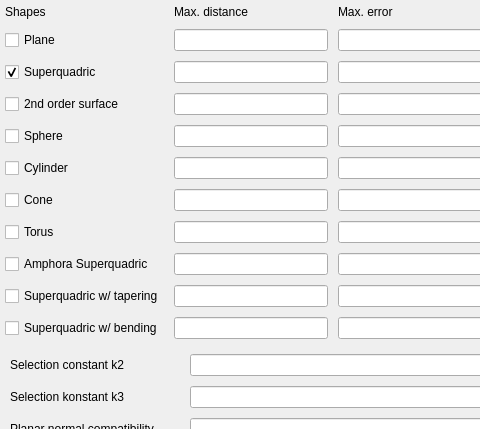
The window that ui/edit_segmentor_recover.ui (ddksr/segmentor-meshlab) describes before a commit, drawn with Qt 5; both pictures show x 0 to 480 and y 0 to 429 of the 771 by 914 pixel window.
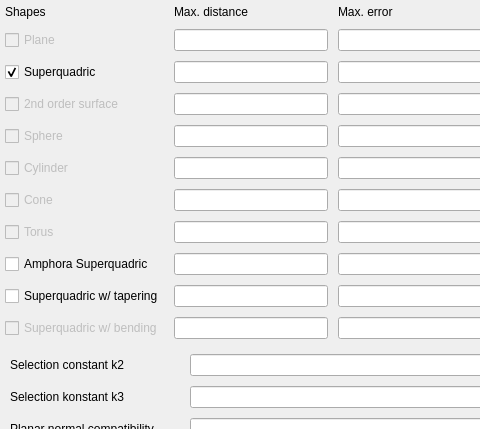
The same window after the commit.

Commit message: disabled some options in ui

The edit to the form file:
```diff
--- a/ui/edit_segmentor_recover.ui
+++ b/ui/edit_segmentor_recover.ui
@@ -36,9 +36,15 @@
         <layout class="QGridLayout" name="gridLayout">
          <item row="10" column="0">
           <widget class="QCheckBox" name="cbBSq">
+           <property name="enabled">
+            <bool>false</bool>
+           </property>
            <property name="text">
             <string>Superquadric w/ bending</string>
            </property>
+           <property name="checkable">
+            <bool>false</bool>
+           </property>
           </widget>
          </item>
          <item row="10" column="1">
@@ -57,9 +63,15 @@
          </item>
          <item row="4" column="0">
           <widget class="QCheckBox" name="cbSphere">
+           <property name="enabled">
+            <bool>false</bool>
+           </property>
            <property name="text">
             <string>Sphere</string>
            </property>
+           <property name="checkable">
+            <bool>true</bool>
+           </property>
           </widget>
          </item>
          <item row="2" column="1">
@@ -78,13 +90,22 @@
          </item>
          <item row="5" column="0">
           <widget class="QCheckBox" name="cbCylinder">
+           <property name="enabled">
+            <bool>false</bool>
+           </property>
            <property name="text">
             <string>Cylinder</string>
            </property>
+           <property name="checkable">
+            <bool>true</bool>
+           </property>
           </widget>
          </item>
          <item row="1" column="0">
           <widget class="QCheckBox" name="cbPlane">
+           <property name="enabled">
+            <bool>false</bool>
+           </property>
            <property name="maximumSize">
             <size>
              <width>65</width>
@@ -94,13 +115,22 @@
            <property name="text">
             <string>Plane</string>
            </property>
+           <property name="checkable">
+            <bool>true</bool>
+           </property>
           </widget>
          </item>
          <item row="3" column="0">
           <widget class="QCheckBox" name="cb2os">
+           <property name="enabled">
+            <bool>false</bool>
+           </property>
            <property name="text">
             <string>2nd order surface</string>
            </property>
+           <property name="checkable">
+            <bool>true</bool>
+           </property>
           </widget>
          </item>
          <item row="1" column="1">
@@ -115,16 +145,28 @@
          </item>
          <item row="7" column="0">
           <widget class="QCheckBox" name="cbTorus">
+           <property name="enabled">
+            <bool>false</bool>
+           </property>
            <property name="text">
             <string>Torus</string>
            </property>
+           <property name="checkable">
+            <bool>true</bool>
+           </property>
           </widget>
          </item>
          <item row="6" column="0">
           <widget class="QCheckBox" name="cbCone">
+           <property name="enabled">
+            <bool>false</bool>
+           </property>
            <property name="text">
             <string>Cone</string>
            </property>
+           <property name="checkable">
+            <bool>true</bool>
+           </property>
           </widget>
          </item>
          <item row="4" column="1">
```
Left out of the diff: 12 changed lines with no effect on the pictures.
